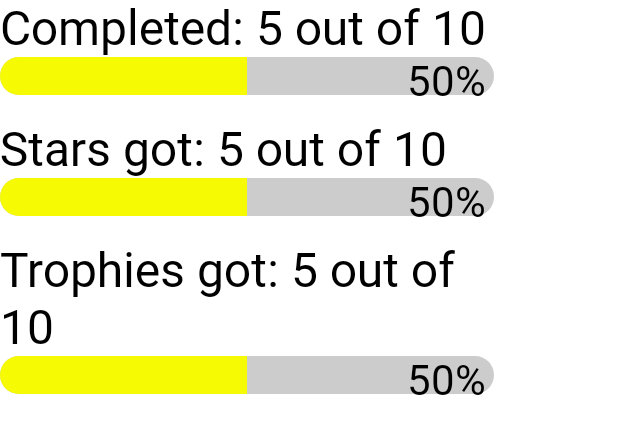
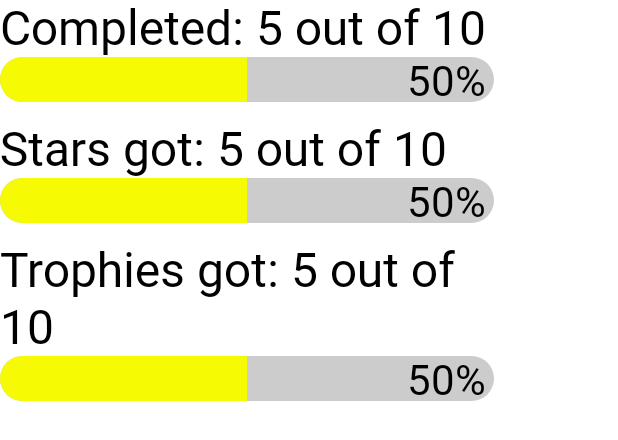
Before and after one commit to PuzhaikinMaxim/SpeedyArt, an Android app built with Jetpack Compose: the @Preview function ConcreteProgresses, on a phone screen of 412 x 824 dp. Shown: the top 440 px of the screen. Run offline under Robolectric (Android 15) with nearby library versions, the phone set to English and light mode, and no system bars; Roboto replaces fonts that are not available here.

```diff
--- a/app/src/main/java/com/mxpj/speedyart/presentation/game/StatisticsScreen.kt
+++ b/app/src/main/java/com/mxpj/speedyart/presentation/game/StatisticsScreen.kt
@@ -118,7 +118,7 @@ fun ConcreteProgress(
                 progress = progress,
                 modifier = Modifier
                     .fillMaxWidth()
-                    .height(25.dp)
+                    .height(30.dp)
                     .clip(CircleShape),
                 color = ProgressYellow,
                 backgroundColor = LightGray
```
